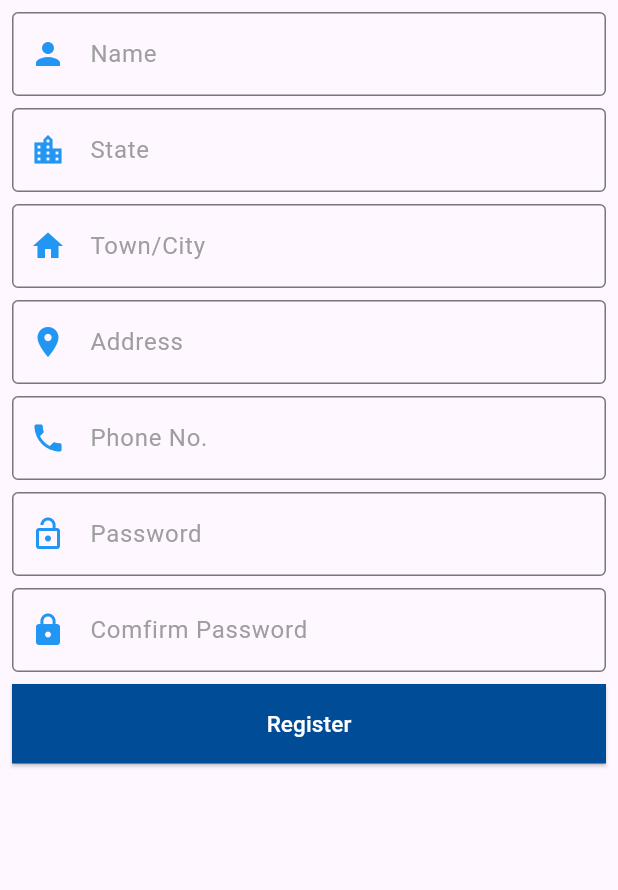
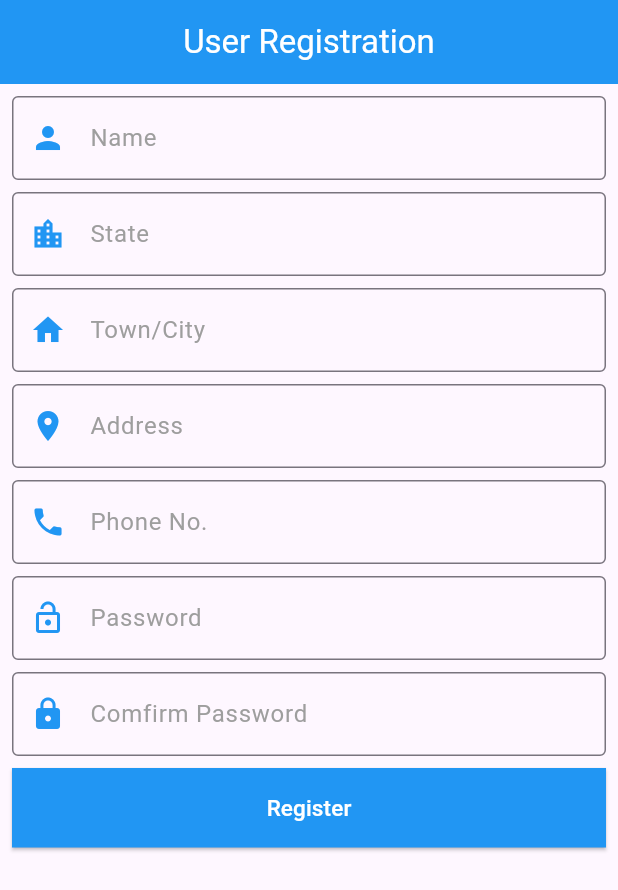
Before and after one commit to JohnOwais/bismillah, a Flutter app: the screen it shows after launch, after a tap on "Register", on a phone screen of 412 x 824 dp. Shown: the top 890 px of the screen. Run offline on Flutter 3.47's test engine with Material 3 defaults, Android fonts, the phone set to English and light mode, and no system bars; our stand-ins replace firebase_core, firebase_database, fluttertoast; accounts and stored records are empty.

Commit message:
ui upgrade

```diff
--- a/lib/app/app.dart
+++ b/lib/app/app.dart
@@ -8,9 +8,6 @@ class Bismillah extends StatelessWidget {
 
   @override
   Widget build(BuildContext context) {
-    return MaterialApp(
-        title: "Bismillah",
-        theme: ThemeData(primarySwatch: Colors.blue),
-        home: const LoginView());
+    return const MaterialApp(title: "Bismillah", home: LoginView());
   }
 }
--- a/lib/views/login_view.dart
+++ b/lib/views/login_view.dart
@@ -22,6 +22,11 @@ class _LoginViewState extends State<LoginView> {
   @override
   Widget build(BuildContext context) {
     return Scaffold(
+      appBar: AppBar(
+          toolbarHeight: 0,
+          systemOverlayStyle: const SystemUiOverlayStyle(
+            statusBarColor: Color.fromARGB(50, 0, 0, 0),
+          )),
       body: SafeArea(
         child: SingleChildScrollView(
           child: Column(
--- a/lib/views/register_view.dart
+++ b/lib/views/register_view.dart
@@ -40,6 +40,16 @@ class _RegisterViewState extends State<RegisterView> {
               ((route) => false));
         },
         child: Scaffold(
+          appBar: AppBar(
+              title: const Text(
+                "User Registration",
+                style: TextStyle(color: Colors.white),
+              ),
+              centerTitle: true,
+              backgroundColor: Colors.blue,
+              systemOverlayStyle: const SystemUiOverlayStyle(
+                statusBarColor: Color.fromARGB(30, 0, 0, 0),
+              )),
           body: SafeArea(
             child: SingleChildScrollView(
               child: Column(
@@ -222,8 +232,7 @@ class RegisterButton extends StatelessWidget {
           Expanded(
             child: ElevatedButton(
                 style: ButtonStyle(
-                  backgroundColor: MaterialStateProperty.all(
-                      const Color.fromARGB(255, 0, 76, 150)),
+                  backgroundColor: MaterialStateProperty.all(Colors.blue),
                   shape: MaterialStateProperty.all<RoundedRectangleBorder>(
                     const RoundedRectangleBorder(
                       borderRadius: BorderRadius.zero,
```
